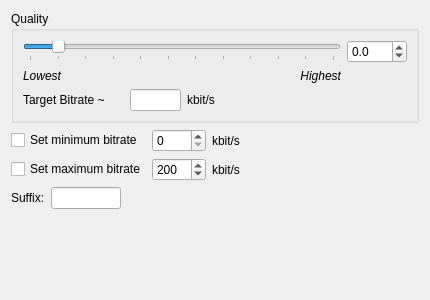
Above: widgets/oggencwidgetUI.ui from janbar/CDDA-Ripper before the change. Below: the same form after it.
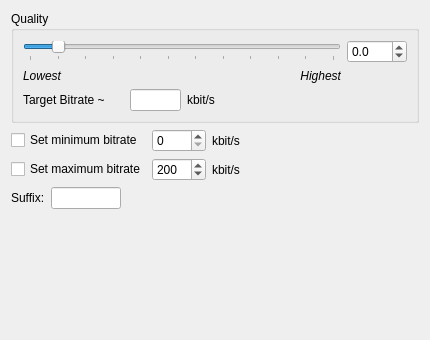
That is the form after the change.

Commit message: fix expanding of encoder dialog

```diff
--- a/widgets/oggencwidgetUI.ui
+++ b/widgets/oggencwidgetUI.ui
@@ -7,7 +7,7 @@
     <x>0</x>
     <y>0</y>
     <width>430</width>
-    <height>300</height>
+    <height>340</height>
    </rect>
   </property>
   <property name="minimumSize">
```
Left out of the diff: 7 changed lines with no effect on the pictures. The commit also changes 6 other files.
